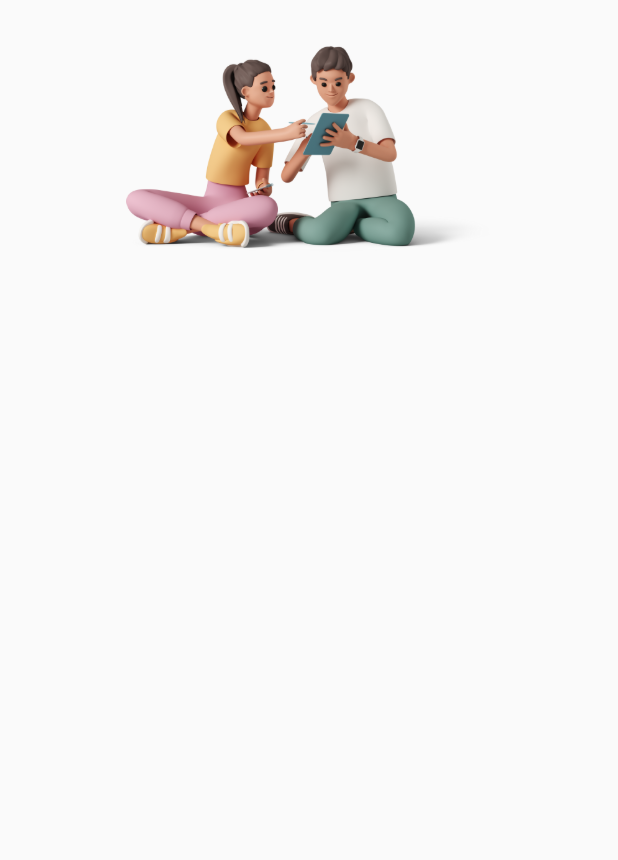
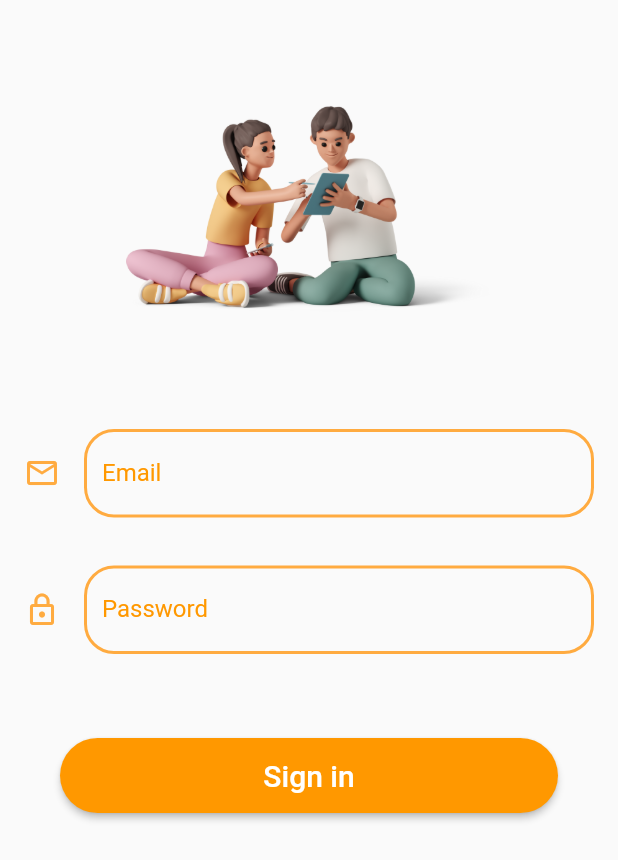
Before and after one commit to AliAltiyev/flushChat, a Flutter app: the screen it shows after launch, after a tap on "Sign in", on a phone screen of 412 x 824 dp. Shown: the top 860 px of the screen. Run offline on Flutter 3.47's test engine with Material 2 defaults, Android fonts, the phone set to English and light mode, and no system bars; our stand-ins replace animated_text_kit, google_fonts.

Commit message:
add sign in screen

```diff
--- a/lib/screens/registration.dart
+++ b/lib/screens/registration.dart
@@ -43,7 +43,7 @@ class _RegistrationState extends State<Registration> {
                       textEditingController: _passwordTextController),
                   CustomButton(
                     buttonColor: Colors.deepOrangeAccent,
-                    labelText: 'Sign up',
+                    childText: 'Sign up',
                     onTap: () {},
                   ),
                 ],
--- a/lib/screens/sign_in.dart
+++ b/lib/screens/sign_in.dart
@@ -1,3 +1,5 @@
+import 'package:flush_chat/widgets/buttons/registration.dart';
+import 'package:flush_chat/widgets/textfield/user_input.dart';
 import 'package:flutter/material.dart';
 
 class SignIn extends StatefulWidget {
@@ -8,20 +10,41 @@ class SignIn extends StatefulWidget {
 }
 
 class _SignInState extends State<SignIn> {
+  final TextEditingController _emailTextController = TextEditingController();
+  final TextEditingController _passwordTextController = TextEditingController();
+
   @override
   Widget build(BuildContext context) {
     return Scaffold(
         body: ListView(
       children: [
+        const SizedBox(height: 40,),
         Hero(
             tag: 'logoTag',
-            child: Container(
+            child: SizedBox(
               height: 200,
               width: double.infinity,
               child: Image.asset(
                 'assets/mainimage.png',
               ),
             )),
+        const SizedBox(
+          height: 30,
+        ),
+        CustomTextField(
+            icon: Icons.email_outlined,
+            labelText: 'Email',
+            textEditingController: _emailTextController),
+        CustomTextField(
+            icon: Icons.lock_outline,
+            labelText: 'Password',
+            textEditingController: _passwordTextController),
+        CustomButton(
+          padding: 40,
+          onTap: () {},
+          childText: 'Sign in',
+          buttonColor: Colors.orange,
+          )
       ],
     ));
   }
--- a/lib/screens/welcome..dart
+++ b/lib/screens/welcome..dart
@@ -87,7 +87,7 @@ class _WelcomeScreenState extends State<WelcomeScreen>
                   ),
                   CustomButton(
                     buttonColor: Colors.deepOrangeAccent,
-                    labelText: 'Registration',
+                    childText: 'Registration',
                     onTap: () {
                       Navigator.pushNamed(context, kRegistration_screen_route);
                     },
@@ -100,7 +100,7 @@ class _WelcomeScreenState extends State<WelcomeScreen>
                     onTap: () {
                       Navigator.pushNamed(context, kSignIn_screen_route);
                     },
-                    labelText: 'Sign in',
+                    childText: 'Sign in',
                     buttonColor: Colors.white,
                     borderSideColor: Colors.deepOrangeAccent,
                   ),
--- a/lib/widgets/buttons/registration.dart
+++ b/lib/widgets/buttons/registration.dart
@@ -2,23 +2,27 @@ import 'package:flutter/material.dart';
 
 class CustomButton extends StatelessWidget {
   final VoidCallback onTap;
-  final String labelText;
+  final String childText;
   final Color buttonColor;
   final Color? borderSideColor;
   final Color? foreGroundColor;
+  final double? padding;
 
   const CustomButton(
       {Key? key,
       required this.onTap,
-      required this.labelText,
+      required this.childText,
       required this.buttonColor,
       this.borderSideColor,
-      this.foreGroundColor})
+      this.foreGroundColor,
+      this.padding})
       : super(key: key);
 
   @override
   Widget build(BuildContext context) {
     return Material(
+      child: Padding(
+        padding: EdgeInsets.all(padding ?? 0),
         child: MaterialButton(
           shape: RoundedRectangleBorder(
               borderRadius: const BorderRadius.all(Radius.circular(30)),
@@ -26,11 +30,10 @@ class CustomButton extends StatelessWidget {
                   color: borderSideColor ?? Colors.transparent, width: 2)),
           color: buttonColor,
           height: 50,
-        minWidth: 200,
-        padding: const EdgeInsets.symmetric(vertical: 10),
+          padding: const EdgeInsets.symmetric(vertical: 10, horizontal: 20),
           onPressed: onTap,
           child: Text(
-          labelText,
+            childText,
             textAlign: TextAlign.center,
             style: TextStyle(
                 fontSize: 20,
@@ -38,6 +41,7 @@ class CustomButton extends StatelessWidget {
                 color: foreGroundColor ?? Colors.white),
           ),
         ),
+      ),
     );
   }
 }
```
Lines whose indentation alone changed are shown as unchanged.
